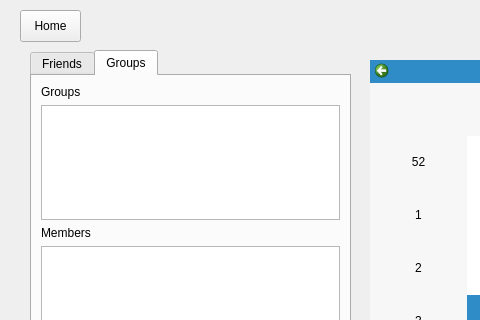
Qt form dashboard.ui (curvySage/Get2gether) before a commit; both pictures show x 0 to 480 and y 0 to 320 of the 1171 by 745 pixel window.
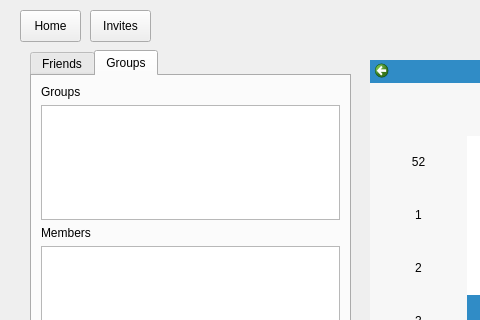
The same form after that commit.

The edit to the form file:
```diff
--- a/dashboard.ui
+++ b/dashboard.ui
@@ -345,6 +345,19 @@
     <string>Home</string>
    </property>
   </widget>
+  <widget class="QPushButton" name="invites_button">
+   <property name="geometry">
+    <rect>
+     <x>90</x>
+     <y>10</y>
+     <width>61</width>
+     <height>32</height>
+    </rect>
+   </property>
+   <property name="text">
+    <string>Invites</string>
+   </property>
+  </widget>
  </widget>
  <resources/>
  <connections/>
```
